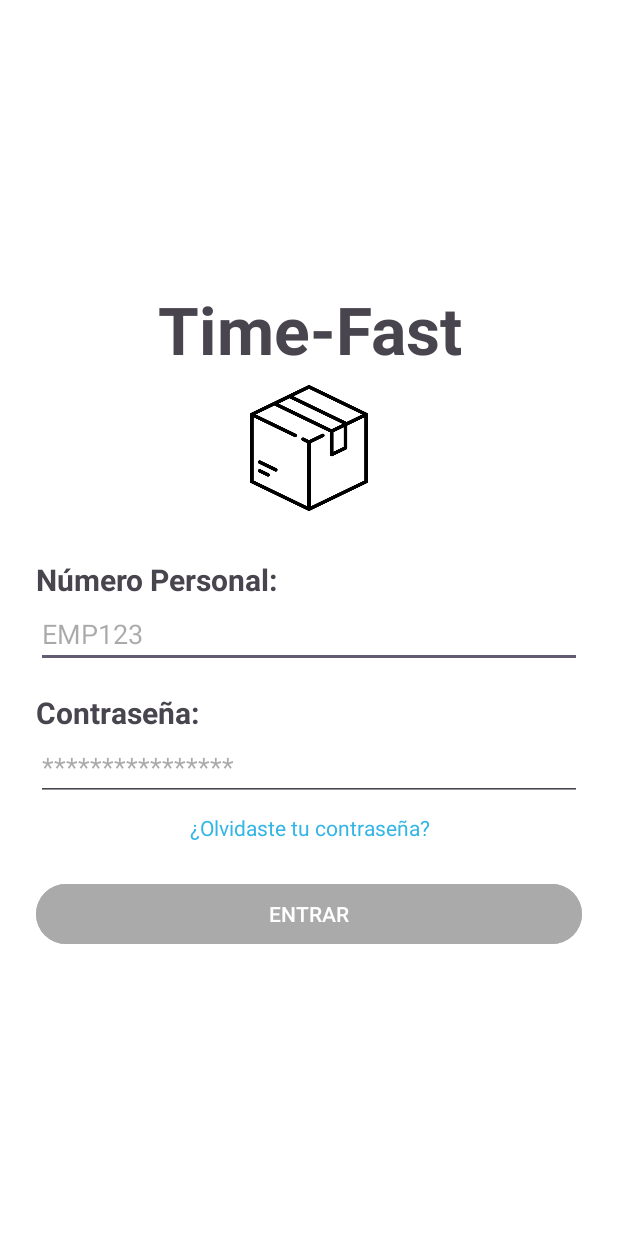
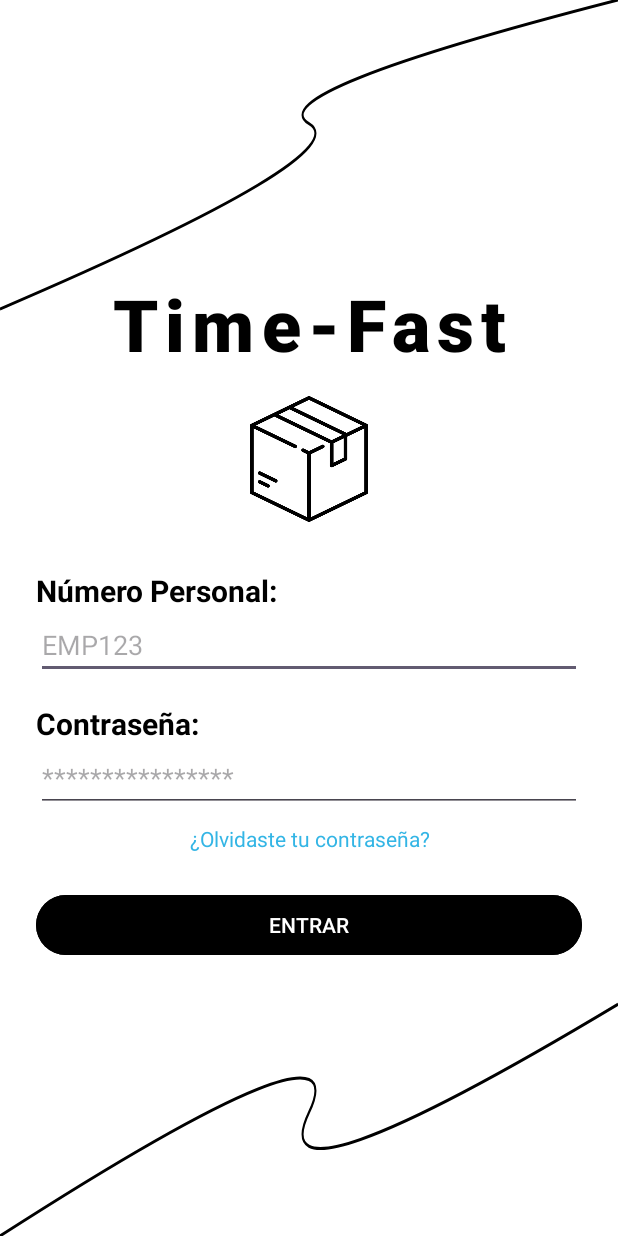
Before and after one commit to Juanplr/time-fast, an Android app: the screen it shows after launch (LoginActivity), on a phone screen of 412 x 824 dp. Run offline under Robolectric (Android 15) with nearby library versions, the phone set to English and light mode, and no system bars; libraries missing offline, so code that uses them is left out: com.koushikdutta.ion; pictures from the network do not load.

Commit message:
clienteAndroidModif

```diff
--- a/ClienteAndroid/app/src/main/AndroidManifest.xml
+++ b/ClienteAndroid/app/src/main/AndroidManifest.xml
@@ -14,6 +14,8 @@
         android:supportsRtl="true"
         android:theme="@style/Theme.TimeFast"
         tools:targetApi="31">
+
+
         <activity
             android:name=".EnvioActualizarEstatusActivity"
             android:exported="false" />
@@ -31,7 +33,8 @@
             android:exported="false" />
         <activity
             android:name=".LoginActivity"
-            android:exported="true">
+            android:exported="true"
+            android:windowSoftInputMode="adjustResize">
             <intent-filter>
                 <action android:name="android.intent.action.MAIN" />
 
--- a/ClienteAndroid/app/src/main/java/com/example/timefast/ActualizarPerfilActivity.kt
+++ b/ClienteAndroid/app/src/main/java/com/example/timefast/ActualizarPerfilActivity.kt
@@ -34,7 +34,6 @@ class ActualizarPerfilActivity : AppCompatActivity() {
 
     override fun onCreate(savedInstanceState: Bundle?) {
         super.onCreate(savedInstanceState)
-        enableEdgeToEdge()
         setContentView(R.layout.activity_actualizar_perfil)
         binding = ActivityActualizarPerfilBinding.inflate(layoutInflater)
         val view = binding.root
--- a/ClienteAndroid/app/src/main/java/com/example/timefast/EnviosAsignadosActivity.kt
+++ b/ClienteAndroid/app/src/main/java/com/example/timefast/EnviosAsignadosActivity.kt
@@ -28,7 +28,6 @@ class EnviosAsignadosActivity : AppCompatActivity() {
 
     override fun onCreate(savedInstanceState: Bundle?) {
         super.onCreate(savedInstanceState)
-        enableEdgeToEdge()
         setContentView(R.layout.activity_envios_asignados)
         binding = ActivityEnviosAsignadosBinding.inflate(layoutInflater)
         val view = binding.root
--- a/ClienteAndroid/app/src/main/java/com/example/timefast/EnviosDetallesActivity.kt
+++ b/ClienteAndroid/app/src/main/java/com/example/timefast/EnviosDetallesActivity.kt
@@ -18,7 +18,6 @@ class EnviosDetallesActivity : AppCompatActivity() {
 
     override fun onCreate(savedInstanceState: Bundle?) {
         super.onCreate(savedInstanceState)
-        enableEdgeToEdge()
         setContentView(R.layout.activity_envios_detalles)
         binding = ActivityEnviosDetallesBinding.inflate(layoutInflater)
         val view = binding.root
--- a/ClienteAndroid/app/src/main/java/com/example/timefast/LoginActivity.kt
+++ b/ClienteAndroid/app/src/main/java/com/example/timefast/LoginActivity.kt
@@ -22,7 +22,6 @@ class LoginActivity : AppCompatActivity() {
 
     override fun onCreate(savedInstanceState: Bundle?) {
         super.onCreate(savedInstanceState)
-        enableEdgeToEdge()
         setContentView(R.layout.activity_login)
         binding = ActivityLoginBinding.inflate(layoutInflater)
         val view = binding.root
--- a/ClienteAndroid/app/src/main/res/drawable/curve_lines.xml
+++ b/ClienteAndroid/app/src/main/res/drawable/curve_lines.xml
@@ -1,6 +1,24 @@
 <?xml version="1.0" encoding="utf-8"?>
-<LinearLayout xmlns:android="http://schemas.android.com/apk/res/android"
-    android:layout_width="match_parent"
-    android:layout_height="match_parent">
+<vector xmlns:android="http://schemas.android.com/apk/res/android"
+    android:width="600dp"
+    android:height="800dp"
+    android:viewportWidth="600"
+    android:viewportHeight="800">
 
-</LinearLayout>
+    <!-- Fondo Blanco -->
+    <path
+        android:fillColor="#FFFFFF"
+        android:pathData="M0,0 H600 V800 H0 Z" />
+
+    <!-- Línea Curva 1 (Arriba) -->
+    <path
+        android:strokeColor="#000000"
+        android:strokeWidth="2"
+        android:pathData="M0,200 Q350,100 300,80 T600,0" />
+
+    <path
+        android:strokeColor="#000000"
+        android:strokeWidth="2"
+        android:pathData="M0,800 Q350,650 300,720 T600,650" />
+
+</vector>
--- a/ClienteAndroid/app/src/main/res/layout/activity_envios_asignados.xml
+++ b/ClienteAndroid/app/src/main/res/layout/activity_envios_asignados.xml
@@ -28,7 +28,8 @@
             android:layout_weight="1"
             android:text="Lista Envios Asignados"
             android:textSize="26sp"
-            android:textStyle="bold" />
+            android:textStyle="bold"
+            android:textColor="#000000"/>
     </LinearLayout>
 
     <!-- Encabezado de la lista -->
--- a/ClienteAndroid/app/src/main/res/layout/activity_login.xml
+++ b/ClienteAndroid/app/src/main/res/layout/activity_login.xml
@@ -1,14 +1,25 @@
 <?xml version="1.0" encoding="utf-8"?>
-<LinearLayout
+<androidx.constraintlayout.widget.ConstraintLayout
     xmlns:android="http://schemas.android.com/apk/res/android"
     xmlns:app="http://schemas.android.com/apk/res-auto"
-    xmlns:tools="http://schemas.android.com/tools"
     android:layout_width="match_parent"
     android:layout_height="match_parent"
+    android:background="@drawable/curve_lines">
+
+    <!-- Contenedor Principal -->
+    <LinearLayout
+        android:id="@+id/container"
+        android:layout_width="0dp"
+        android:layout_height="wrap_content"
         android:orientation="vertical"
         android:padding="24dp"
         android:gravity="center"
-    android:background="@android:color/white">
+        app:layout_constraintTop_toTopOf="parent"
+        app:layout_constraintBottom_toBottomOf="parent"
+        app:layout_constraintStart_toStartOf="parent"
+        app:layout_constraintEnd_toEndOf="parent"
+        app:layout_constraintHeight_default="wrap"
+        app:layout_constraintHeight_max="600dp">
 
         <!-- Título -->
         <TextView
@@ -16,10 +27,13 @@
             android:layout_width="wrap_content"
             android:layout_height="wrap_content"
             android:text="Time-Fast"
-        android:textSize="44sp"
+            android:textSize="48sp"
             android:textStyle="bold"
             android:gravity="center"
-        android:layout_marginBottom="8dp" />
+            android:layout_marginBottom="16dp"
+            android:textColor="#000000"
+            android:letterSpacing="0.1"
+            android:fontFamily="sans-serif-medium" />
 
         <!-- Ícono -->
         <ImageView
@@ -27,18 +41,19 @@
             android:layout_width="84dp"
             android:layout_height="84dp"
             android:src="@drawable/ic_logo"
-    android:layout_marginBottom="32dp" />
+            android:layout_marginBottom="32dp"
+            android:textColor="#000000" />
 
 
         <!-- Campo de Número Personal -->
-
         <TextView
             android:id="@+id/Tv_personal_numero"
             android:layout_width="match_parent"
             android:layout_height="wrap_content"
             android:text="Número Personal:"
             android:textSize="20dp"
-        android:textStyle="bold"/>
+            android:textStyle="bold"
+            android:textColor="#000000" />
 
         <EditText
             android:id="@+id/personal_numero"
@@ -46,8 +61,8 @@
             android:layout_height="wrap_content"
             android:hint="EMP123"
             android:inputType="text"
-        android:layout_marginBottom="16dp"/>
-
+            android:layout_marginBottom="16dp"
+            android:textColor="#000000"/>
 
         <!-- Campo de Contraseña -->
         <TextView
@@ -56,7 +71,8 @@
             android:layout_height="wrap_content"
             android:text="Contraseña:"
             android:textSize="20dp"
-        android:textStyle="bold"/>
+            android:textStyle="bold"
+            android:textColor="#000000"/>
 
         <EditText
             android:id="@+id/contrasena"
@@ -64,7 +80,8 @@
             android:layout_height="wrap_content"
             android:hint="****************"
             android:inputType="textPassword"
-        android:layout_marginBottom="8dp" />
+            android:layout_marginBottom="8dp"
+            android:textColor="#000000"/>
 
         <!-- Texto de "¿Olvidaste tu contraseña?" -->
         <TextView
@@ -83,7 +100,9 @@
             android:layout_width="match_parent"
             android:layout_height="wrap_content"
             android:text="ENTRAR"
-        android:backgroundTint="@android:color/darker_gray"
+            android:backgroundTint="@android:color/black"
             android:textColor="@android:color/white" />
 
     </LinearLayout>
+
+</androidx.constraintlayout.widget.ConstraintLayout>
--- a/ClienteAndroid/app/src/main/res/values/colors.xml
+++ b/ClienteAndroid/app/src/main/res/values/colors.xml
@@ -2,4 +2,5 @@
 <resources>
     <color name="black">#FF000000</color>
     <color name="white">#FFFFFFFF</color>
+    <color name="primaryColor">#6200EE</color> <!-- Cambia según tu tema -->
 </resources>
```
Also changed, not shown: ClienteAndroid/app/src/main/java/com/example/timefast/EnvioActualizarEstatusActivity.kt (+73 -27 lines), ClienteAndroid/app/src/main/res/drawable/rounded_button.xml (+4 -6 lines), ClienteAndroid/app/src/main/res/layout/activity_actualizar_perfil.xml (+39 -18 lines), ClienteAndroid/app/src/main/res/layout/activity_envio_actualizar_estatus.xml (+11 -6 lines), ClienteAndroid/app/src/main/res/layout/activity_envios_detalles.xml (+27 -13 lines), 3 other files. Lines whose indentation alone changed are shown as unchanged.
